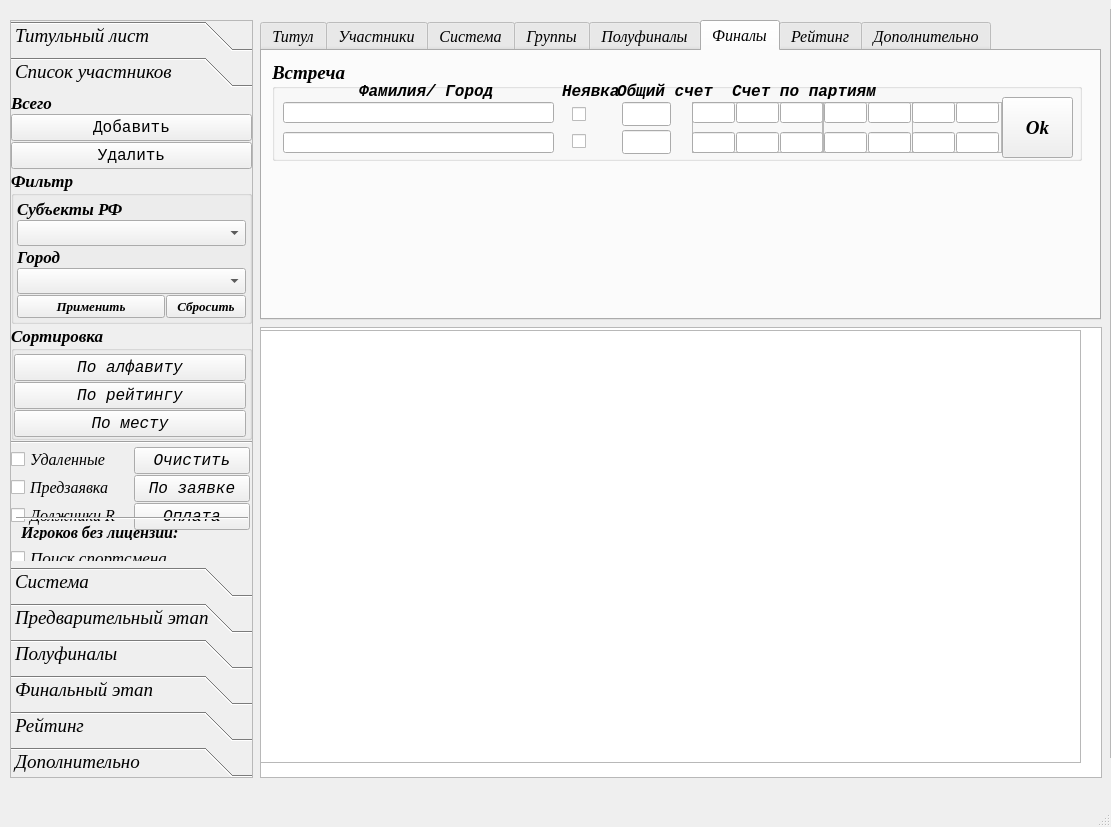
The window that UI/main_window.ui (Kaspar0810/Competitions_TT_SQL) describes before a commit, drawn with Qt 5.
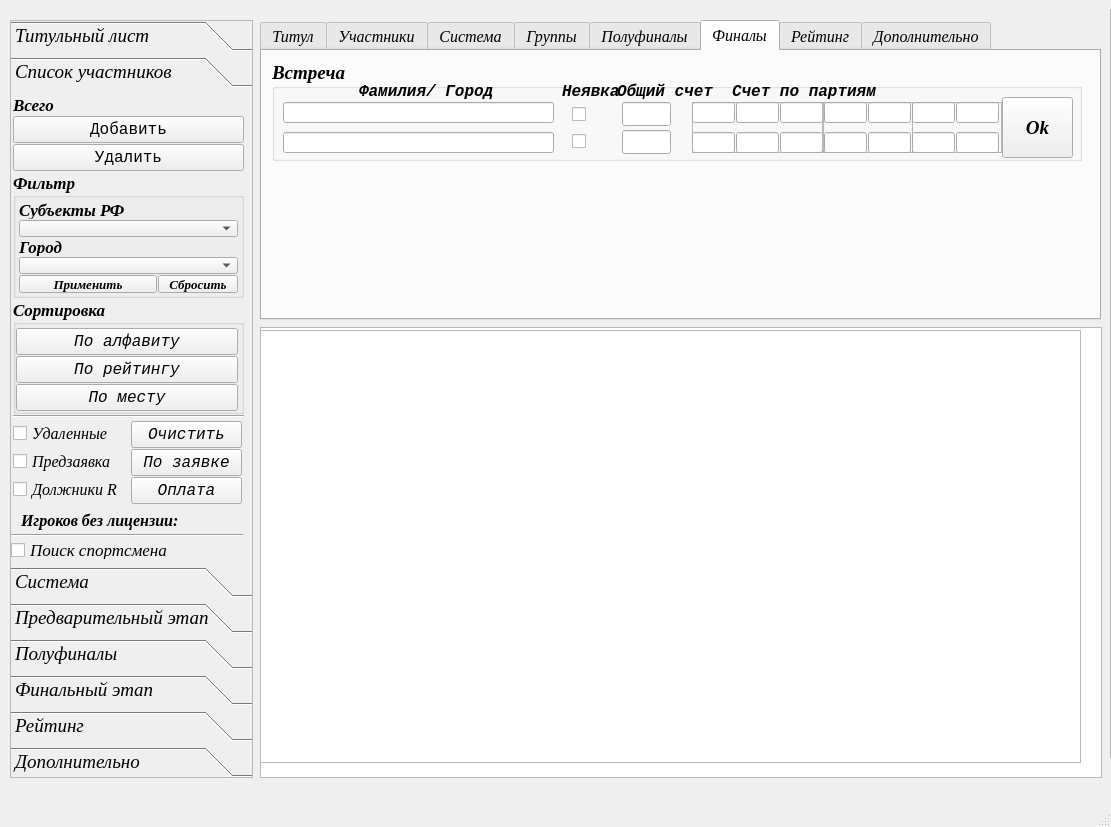
The same window after the commit. The open tabs and pages were chosen to show the change.

```diff
--- a/UI/main_window.ui
+++ b/UI/main_window.ui
@@ -4369,28 +4369,85 @@
       <rect>
        <x>0</x>
        <y>0</y>
-       <width>98</width>
-       <height>28</height>
+       <width>241</width>
+       <height>484</height>
       </rect>
      </property>
      <attribute name="label">
       <string>Список участников</string>
      </attribute>
-     <widget class="QWidget" name="layoutWidget">
+     <widget class="QLabel" name="label_dolg_R">
       <property name="geometry">
        <rect>
+        <x>10</x>
+        <y>417</y>
+        <width>221</width>
+        <height>21</height>
+       </rect>
+      </property>
+      <property name="font">
+       <font>
+        <family>Times New Roman</family>
+        <pointsize>12</pointsize>
+        <weight>75</weight>
+        <italic>true</italic>
+        <bold>true</bold>
+       </font>
+      </property>
+      <property name="text">
+       <string>Игроков без лицензии:</string>
+      </property>
+     </widget>
+     <widget class="QCheckBox" name="checkBox_find_player">
+      <property name="geometry">
+       <rect>
         <x>0</x>
-        <y>0</y>
-        <width>241</width>
-        <height>439</height>
+        <y>448</y>
+        <width>231</width>
+        <height>18</height>
        </rect>
       </property>
-      <layout class="QVBoxLayout" name="verticalLayout_37">
-       <property name="spacing">
-        <number>1</number>
-       </property>
-       <item>
+      <property name="font">
+       <font>
+        <family>Times</family>
+        <pointsize>13</pointsize>
+        <weight>50</weight>
+        <bold>false</bold>
+       </font>
+      </property>
+      <property name="text">
+       <string>Поиск спортсмена</string>
+      </property>
+      <property name="checkable">
+       <bool>true</bool>
+      </property>
+     </widget>
+     <widget class="Line" name="line_4">
+      <property name="geometry">
+       <rect>
+        <x>0</x>
+        <y>434</y>
+        <width>232</width>
+        <height>16</height>
+       </rect>
+      </property>
+      <property name="orientation">
+       <enum>Qt::Horizontal</enum>
+      </property>
+     </widget>
+     <widget class="QWidget" name="">
+      <property name="geometry">
+       <rect>
+        <x>2</x>
+        <y>2</y>
+        <width>231</width>
+        <height>411</height>
+       </rect>
+      </property>
         <layout class="QVBoxLayout" name="verticalLayout_36">
+       <property name="spacing">
+        <number>1</number>
+       </property>
          <item>
           <layout class="QVBoxLayout" name="verticalLayout_9">
            <property name="spacing">
@@ -4775,67 +4832,6 @@
           </layout>
          </item>
         </layout>
-       </item>
-      </layout>
-     </widget>
-     <widget class="QLabel" name="label_dolg_R">
-      <property name="geometry">
-       <rect>
-        <x>10</x>
-        <y>431</y>
-        <width>221</width>
-        <height>16</height>
-       </rect>
-      </property>
-      <property name="font">
-       <font>
-        <family>Times New Roman</family>
-        <pointsize>12</pointsize>
-        <weight>75</weight>
-        <italic>true</italic>
-        <bold>true</bold>
-       </font>
-      </property>
-      <property name="text">
-       <string>Игроков без лицензии:</string>
-      </property>
-     </widget>
-     <widget class="QCheckBox" name="checkBox_find_player">
-      <property name="geometry">
-       <rect>
-        <x>0</x>
-        <y>456</y>
-        <width>231</width>
-        <height>18</height>
-       </rect>
-      </property>
-      <property name="font">
-       <font>
-        <family>Times</family>
-        <pointsize>13</pointsize>
-        <weight>50</weight>
-        <bold>false</bold>
-       </font>
-      </property>
-      <property name="text">
-       <string>Поиск спортсмена</string>
-      </property>
-      <property name="checkable">
-       <bool>true</bool>
-      </property>
-     </widget>
-     <widget class="Line" name="line_4">
-      <property name="geometry">
-       <rect>
-        <x>5</x>
-        <y>417</y>
-        <width>232</width>
-        <height>16</height>
-       </rect>
-      </property>
-      <property name="orientation">
-       <enum>Qt::Horizontal</enum>
-      </property>
      </widget>
     </widget>
     <widget class="QWidget" name="page_6">
```
Left out of the diff: 26 changed lines with no effect on the pictures. Lines whose indentation alone changed are shown as unchanged.
